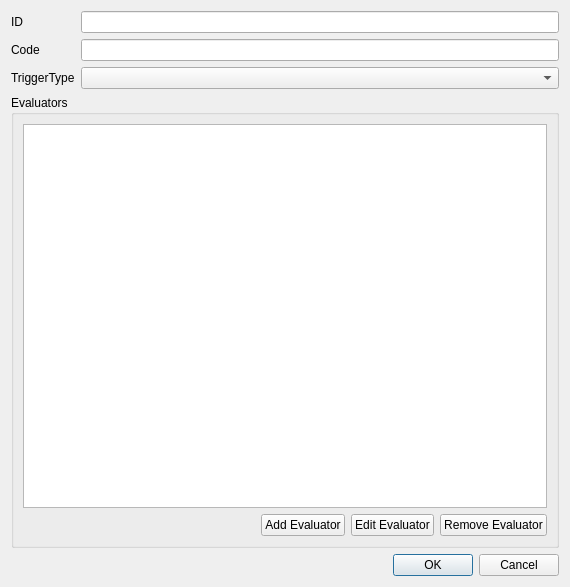
Old version of the form R_Visualizer/SystemOverview/sysovrvtriggereditorwidget.ui in the repository NeverKnewTheName/R_Visualizer.
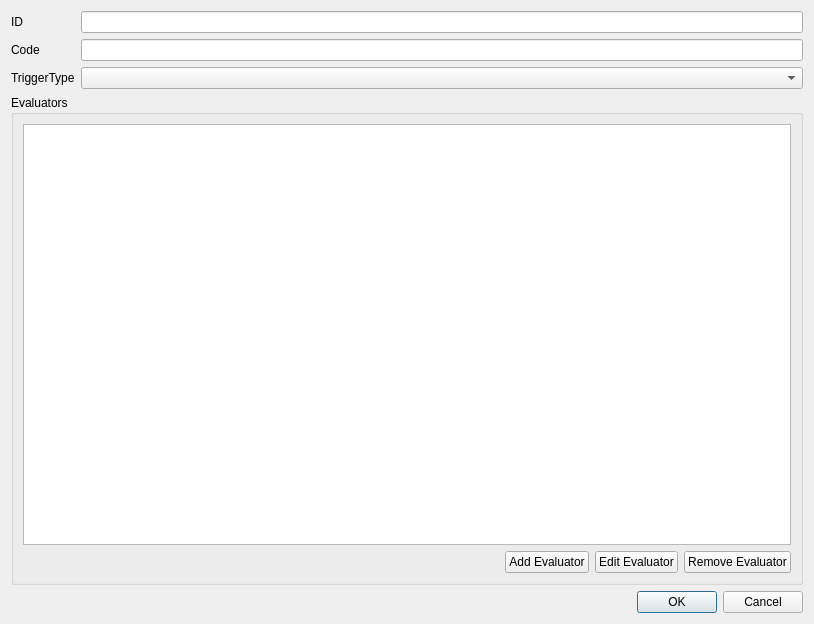
New version of the form.

```diff
--- a/R_Visualizer/SystemOverview/sysovrvtriggereditorwidget.ui
+++ b/R_Visualizer/SystemOverview/sysovrvtriggereditorwidget.ui
@@ -6,12 +6,12 @@
    <rect>
     <x>0</x>
     <y>0</y>
-    <width>570</width>
-    <height>587</height>
+    <width>814</width>
+    <height>624</height>
    </rect>
   </property>
   <property name="sizePolicy">
-   <sizepolicy hsizetype="MinimumExpanding" vsizetype="Preferred">
+   <sizepolicy hsizetype="MinimumExpanding" vsizetype="MinimumExpanding">
     <horstretch>0</horstretch>
     <verstretch>0</verstretch>
    </sizepolicy>
@@ -68,6 +68,24 @@
           <verstretch>0</verstretch>
          </sizepolicy>
         </property>
+        <property name="alternatingRowColors">
+         <bool>true</bool>
+        </property>
+        <property name="selectionMode">
+         <enum>QAbstractItemView::SingleSelection</enum>
+        </property>
+        <property name="selectionBehavior">
+         <enum>QAbstractItemView::SelectRows</enum>
+        </property>
+        <attribute name="horizontalHeaderDefaultSectionSize">
+         <number>200</number>
+        </attribute>
+        <attribute name="horizontalHeaderStretchLastSection">
+         <bool>true</bool>
+        </attribute>
+        <attribute name="verticalHeaderVisible">
+         <bool>false</bool>
+        </attribute>
        </widget>
       </item>
       <item>
```
